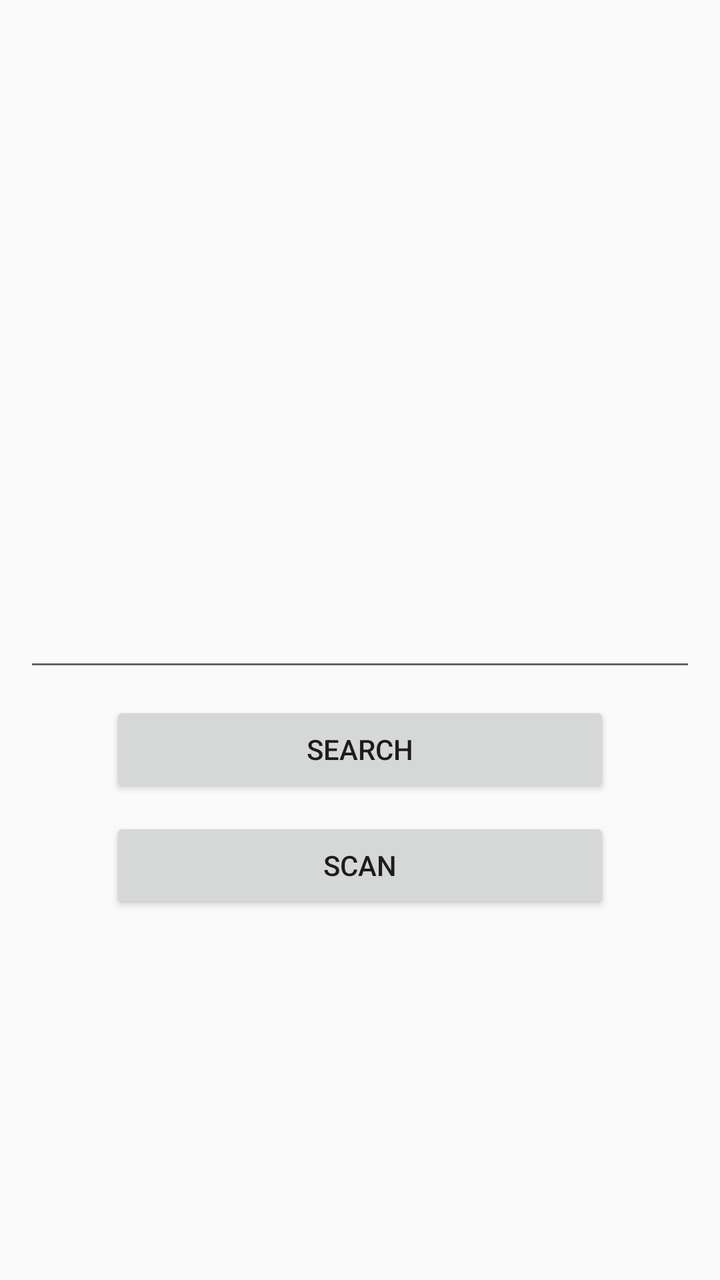
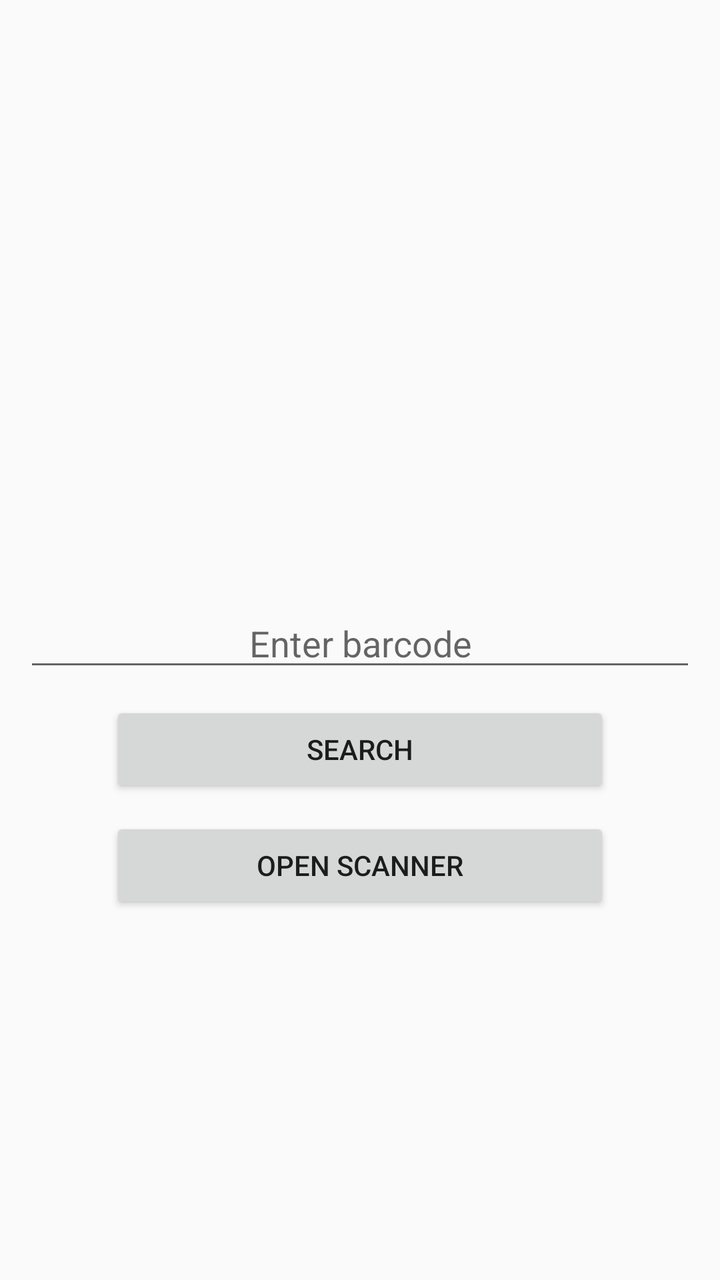

Screens rendered from an Android XML layout before and after an edit, with the pre-edit source and the edit as a unified diff.
<!-- AndroidManifest.xml: application theme AppTheme -->
<!-- res/layout/home_fragment.xml -->
<?xml version="1.0" encoding="utf-8"?>
<androidx.constraintlayout.widget.ConstraintLayout xmlns:android="http://schemas.android.com/apk/res/android"
    xmlns:app="http://schemas.android.com/apk/res-auto"
    android:layout_width="match_parent"
    android:layout_height="match_parent"
    android:padding="@dimen/layout_padding">

    <EditText
        android:id="@+id/searchInput"
        android:layout_width="match_parent"
        android:layout_height="wrap_content"
        android:autofillHints="barcode"
        android:inputType="numberSigned"
        app:layout_constraintBottom_toBottomOf="parent"
        app:layout_constraintEnd_toEndOf="parent"
        app:layout_constraintStart_toStartOf="parent"
        app:layout_constraintTop_toTopOf="parent" />

    <Button
        android:id="@+id/searchBtn"
        android:layout_width="250dp"
        android:layout_height="wrap_content"
        android:layout_marginTop="@dimen/margin_10dp"
        android:text="@string/search"
        app:layout_constraintBottom_toTopOf="@id/openScannerBtn"
        app:layout_constraintEnd_toEndOf="parent"
        app:layout_constraintStart_toStartOf="parent"
        app:layout_constraintTop_toBottomOf="@id/searchInput" />

    <Button
        android:id="@+id/openScannerBtn"
        android:layout_width="250dp"
        android:layout_height="wrap_content"
        android:layout_marginTop="@dimen/margin_10dp"
        android:text="@string/scan"
        app:layout_constraintEnd_toEndOf="parent"
        app:layout_constraintStart_toStartOf="parent"
        app:layout_constraintTop_toBottomOf="@id/searchBtn" />

</androidx.constraintlayout.widget.ConstraintLayout>
<!-- resources referenced by this layout -->
<resources>
  <dimen name="layout_padding">12dp</dimen>
  <dimen name="margin_10dp">10dp</dimen>
  <string name="scan">Scan</string>
  <string name="search">Search</string>
  <style name="AppTheme" parent="Theme.AppCompat.Light.DarkActionBar">
          
          <item name="colorPrimary">@color/colorPrimary</item>
          <item name="colorPrimaryDark">@color/colorPrimaryDark</item>
          <item name="colorAccent">@color/colorAccent</item>
      </style>
  <color name="colorPrimary">#6200EE</color>
  <color name="colorPrimaryDark">#3700B3</color>
  <color name="colorAccent">#03DAC5</color>
</resources>

<!-- the commit's change to res/layout/home_fragment.xml (unified diff, before → after) -->
@@ -10,6 +10,8 @@
         android:layout_width="match_parent"
         android:layout_height="wrap_content"
         android:autofillHints="barcode"
+        android:gravity="center"
+        android:hint="@string/enter_barcode"
         android:inputType="numberSigned"
         app:layout_constraintBottom_toBottomOf="parent"
         app:layout_constraintEnd_toEndOf="parent"
@@ -32,7 +34,7 @@
         android:layout_width="250dp"
         android:layout_height="wrap_content"
         android:layout_marginTop="@dimen/margin_10dp"
-        android:text="@string/scan"
+        android:text="@string/open_scanner"
         app:layout_constraintEnd_toEndOf="parent"
         app:layout_constraintStart_toStartOf="parent"
         app:layout_constraintTop_toBottomOf="@id/searchBtn" />
<!-- resource entries referenced after the edit -->
@@ -2,7 +2,8 @@
 <resources>
   <dimen name="layout_padding">12dp</dimen>
   <dimen name="margin_10dp">10dp</dimen>
-  <string name="scan">Scan</string>
+  <string name="enter_barcode">Enter barcode</string>
+  <string name="open_scanner">Open scanner</string>
   <string name="search">Search</string>
   <style name="AppTheme" parent="Theme.AppCompat.Light.DarkActionBar">
           
